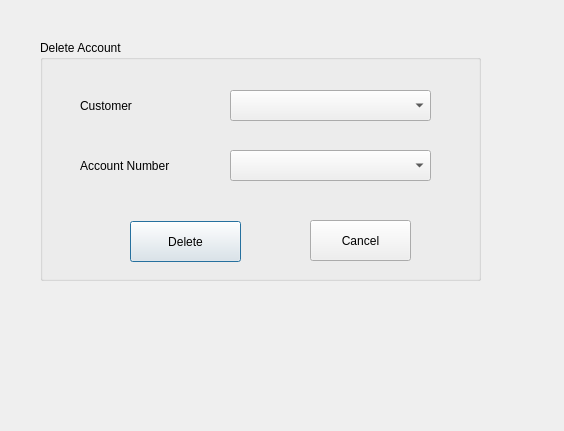
First picture: the form in accountdelete.ui, repository jonathansaetre/BankSystem, before the edit.
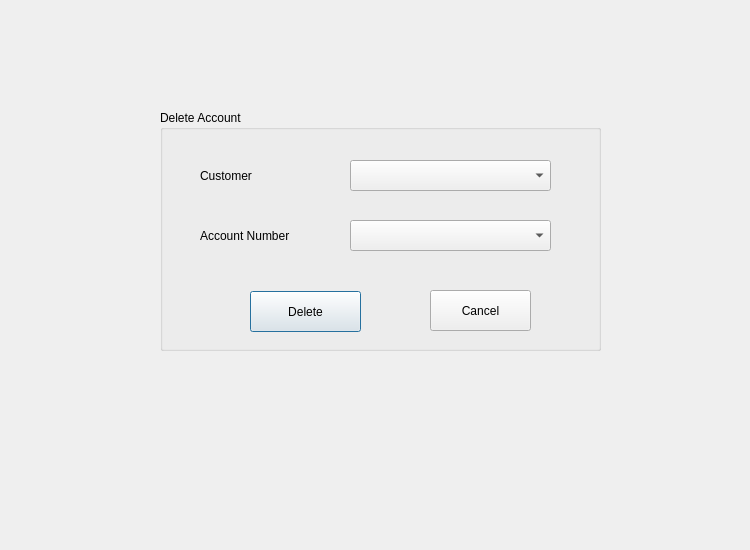
Second picture: the form after the edit.

Diff of the .ui file:
```diff
--- a/accountdelete.ui
+++ b/accountdelete.ui
@@ -6,8 +6,8 @@
    <rect>
     <x>0</x>
     <y>0</y>
-    <width>564</width>
-    <height>431</height>
+    <width>750</width>
+    <height>550</height>
    </rect>
   </property>
   <property name="windowTitle">
@@ -16,8 +16,8 @@
   <widget class="QGroupBox" name="groupBox">
    <property name="geometry">
     <rect>
-     <x>40</x>
-     <y>40</y>
+     <x>160</x>
+     <y>110</y>
      <width>441</width>
      <height>241</height>
     </rect>
```
